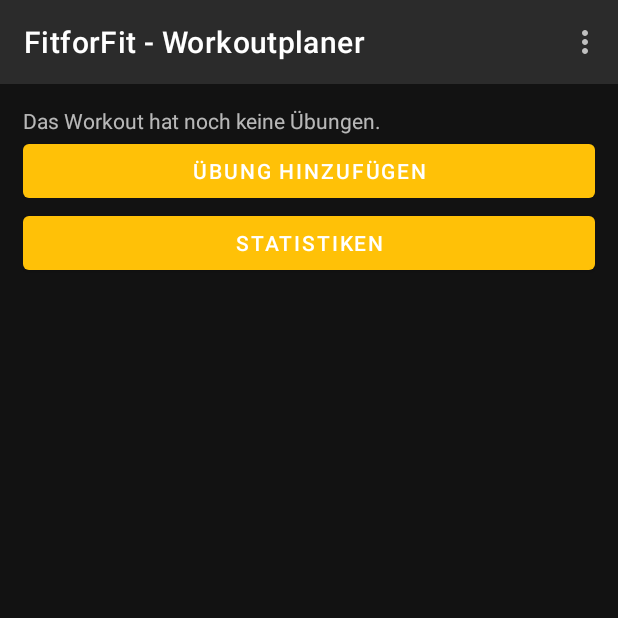
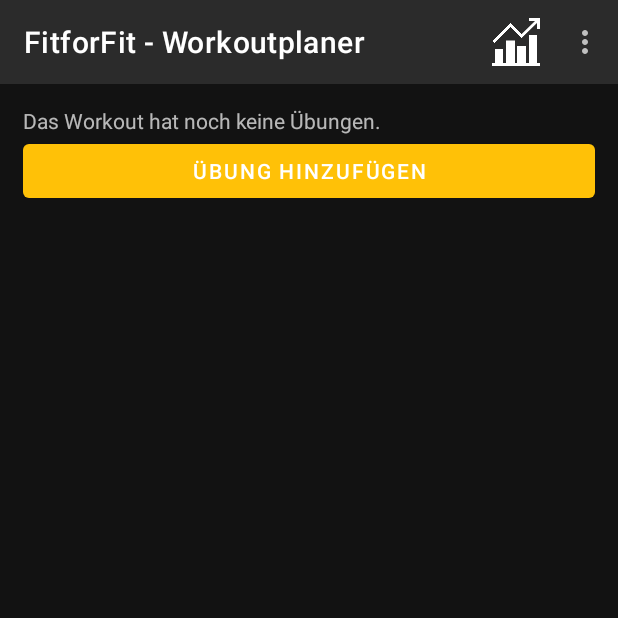
Before and after one commit to StardOva/Softwareprojekt, an Android app: the WorkoutDetailFragment screen opened directly, with no data from a screen before it, on a phone screen of 412 x 824 dp, the top half of it. Run offline under Robolectric (Android 15) with nearby library versions, the phone set to English and light mode, and no system bars; our stand-ins replace Room's generated code.

Commit message:
add stats icon

```diff
--- a/app/src/main/java/com/example/fitforfit/fragments/BaseFragment.java
+++ b/app/src/main/java/com/example/fitforfit/fragments/BaseFragment.java
@@ -16,6 +16,7 @@ import androidx.fragment.app.Fragment;
 import com.example.fitforfit.R;
 import com.example.fitforfit.ui.main.AboutUsActivity;
 import com.example.fitforfit.ui.main.SettingsActivity;
+import com.example.fitforfit.ui.main.WorkoutStatsActivity;
 
 public class BaseFragment extends Fragment {
 
@@ -75,6 +76,33 @@ public class BaseFragment extends Fragment {
         }
     }
 
+    @SuppressLint("NonConstantResourceId")
+    protected void initWorkoutDetailToolbar(int workoutId){
+        toolbar = requireView().findViewById(R.id.mainToolbar);
+        String title = getString(R.string.app_name) + " - " + getString(R.string.workout_name);
+        toolbar.setTitle(title);
+
+        toolbar.inflateMenu(R.menu.workout_detail_menu);
+        toolbar.setOnMenuItemClickListener(item -> {
+            switch (item.getItemId()){
+                case R.id.settings:
+                    Intent intent = new Intent(requireActivity(), SettingsActivity.class);
+                    requireActivity().startActivity(intent);
+                    return true;
+                case R.id.aboutUs:
+                    Intent intent1 = new Intent(requireActivity(), AboutUsActivity.class);
+                    startActivity(intent1);
+                    return true;
+                case R.id.stats:
+                    Intent intent2 = new Intent(requireActivity(), WorkoutStatsActivity.class);
+                    intent2.putExtra("workoutId", workoutId);
+                    startActivity(intent2);
+                default:
+                    return super.onOptionsItemSelected(item);
+            }
+        });
+    }
+
     protected void hideToolbar() {
         toolbar.setVisibility(View.GONE);
     }
--- a/app/src/main/java/com/example/fitforfit/fragments/WorkoutDetailFragment.java
+++ b/app/src/main/java/com/example/fitforfit/fragments/WorkoutDetailFragment.java
@@ -63,7 +63,6 @@ public class WorkoutDetailFragment extends BaseFragment {
 
         this.binding = FragmentWorkoutDetailBinding.inflate(inflater, container, false);
 
-        // TODO so entfernt er leider nicht mehr das TextView
         //return inflater.inflate(R.layout.fragment_workout_detail, this.binding.getRoot());
         return super.onCreateView(inflater, container, savedInstanceState);
     }
@@ -72,7 +71,7 @@ public class WorkoutDetailFragment extends BaseFragment {
     public void onViewCreated(@NonNull View view, @Nullable Bundle savedInstanceState) {
         initRecyclerView(view);
 
-        initToolbar(getString(R.string.workout_name));
+        initWorkoutDetailToolbar(workoutId);
     }
 
     @Override
@@ -148,13 +147,6 @@ public class WorkoutDetailFragment extends BaseFragment {
             requireActivity().startActivity(intent);
         });
 
-        Button workoutStatsBtn = requireView().findViewById(R.id.btnWorkoutStats);
-        workoutStatsBtn.setOnClickListener(view1 -> {
-            Intent intent = new Intent(getActivity(), WorkoutStatsActivity.class);
-            intent.putExtra("workoutId", workoutId);
-            requireActivity().startActivity(intent);
-        });
-
         initFab();
     }
 
--- a/app/src/main/res/layout/fragment_workout_detail.xml
+++ b/app/src/main/res/layout/fragment_workout_detail.xml
@@ -27,12 +27,6 @@
             android:layout_height="wrap_content"
             android:text="@string/btn_add_exercise" />
 
-        <Button
-            android:id="@+id/btnWorkoutStats"
-            android:layout_width="match_parent"
-            android:layout_height="wrap_content"
-            android:text="@string/stats" />
-
         <androidx.recyclerview.widget.RecyclerView
             android:id="@+id/recyclerViewWorkoutExercises"
             android:layout_width="match_parent"
--- /dev/null
+++ b/app/src/main/res/menu/workout_detail_menu.xml
@@ -0,0 +1,20 @@
+<?xml version="1.0" encoding="utf-8"?>
+<menu xmlns:android="http://schemas.android.com/apk/res/android"
+    xmlns:app="http://schemas.android.com/apk/res-auto">
+
+    <item
+        android:id="@+id/settings"
+        android:title="Einstellungen"
+        app:showAsAction="never" />
+
+    <item
+        android:id="@+id/aboutUs"
+        android:title="Über diese App"
+        app:showAsAction="never" />
+
+    <item
+        android:id="@+id/stats"
+        android:icon="@drawable/trend_white"
+        android:title="@string/stats"
+        app:showAsAction="ifRoom" />
+</menu>
```
Also changed, not shown: app/src/main/res/drawable-v24/trend_white.png (added).
